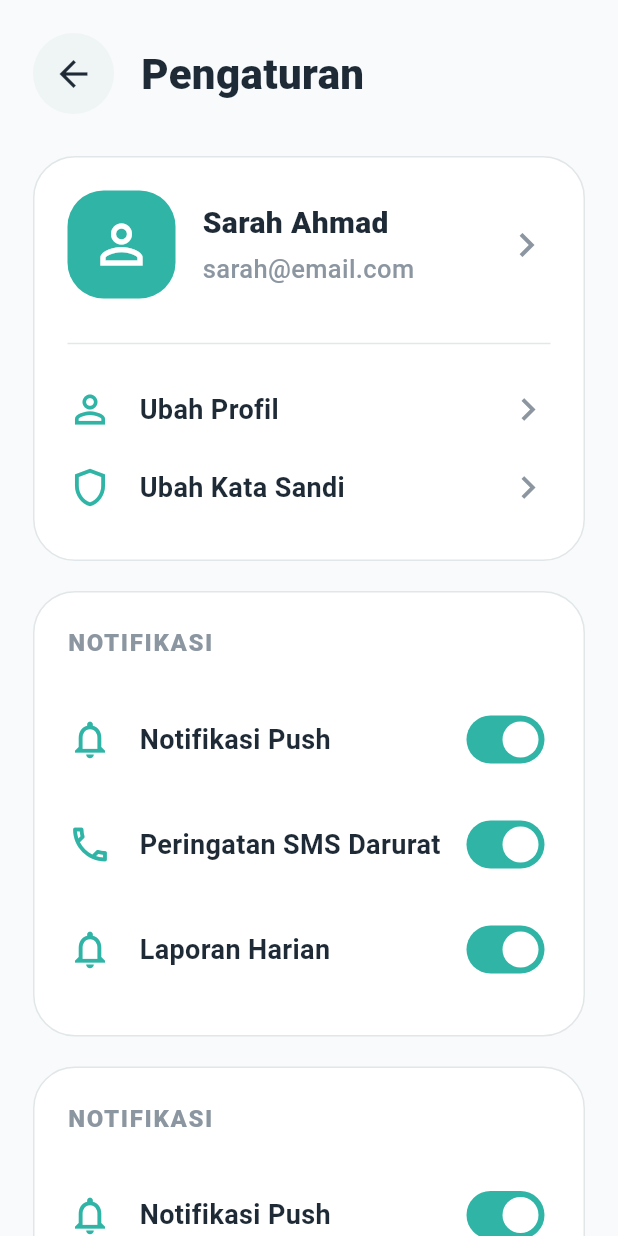
After one commit to Aulirma/smart_sandal, a Flutter app: the PengaturanPage screen opened directly, on a phone screen of 412 x 824 dp. The commit adds this screen. Run offline on Flutter 3.47's test engine with Material 3 defaults, Android fonts, the light colour scheme and no system bars.

Commit message:
Menambahkan halaman pengaturan

```diff
--- a/lib/pages/bottom_navigation.dart
+++ b/lib/pages/bottom_navigation.dart
@@ -2,6 +2,7 @@ import 'package:flutter/material.dart';
 import 'home_page.dart';
 import 'pantau_page.dart';
 import 'peringatan_page.dart';
+import 'package:smart_sandal/pages/pengaturan_page.dart';
 
 class BottomNavigation extends StatefulWidget {
   const BottomNavigation({super.key});
@@ -21,7 +22,7 @@ class _BottomNavigationState extends State<BottomNavigation> {
       PantauPage(onBack: () => setState(() => _currentIndex = 0)),
       const PeringatanPage(),
       const Center(child: Text('Halaman Profil')),
-      const Center(child: Text('Halaman Pengaturan')),
+      const PengaturanPage(),
     ];
 
     return Scaffold(
--- /dev/null
+++ b/lib/pages/pengaturan_page.dart
@@ -0,0 +1,319 @@
+import 'package:flutter/material.dart';
+
+class PengaturanPage extends StatefulWidget {
+  const PengaturanPage({super.key});
+
+  @override
+  State<PengaturanPage> createState() => _PengaturanPageState();
+}
+
+class _PengaturanPageState extends State<PengaturanPage> {
+  bool pushNotif = true;
+  bool smsDarurat = true;
+  bool laporanHarian = true;
+  bool pushNotif2 = true;
+  bool smsDarurat2 = true;
+  bool laporanHarian2 = true;
+  bool modeGelap = true;
+
+  static const Color teal = Color(0xFF2FB4A6);
+  static const Color darkText = Color(0xFF1E2A35);
+  static const Color grayText = Color(0xFF8B96A1);
+  static const Color bgColor = Color(0xFFF8FAFB);
+
+  @override
+  Widget build(BuildContext context) {
+    return Scaffold(
+      backgroundColor: bgColor,
+      body: SafeArea(
+        child: SingleChildScrollView(
+          padding: const EdgeInsets.fromLTRB(22, 22, 22, 28),
+          child: Column(
+            crossAxisAlignment: CrossAxisAlignment.start,
+            children: [
+              _buildHeader(context),
+              const SizedBox(height: 28),
+              _buildProfileCard(),
+              const SizedBox(height: 20),
+              _buildNotificationCard(
+                pushValue: pushNotif,
+                smsValue: smsDarurat,
+                reportValue: laporanHarian,
+                onPushChanged: (value) => setState(() => pushNotif = value),
+                onSmsChanged: (value) => setState(() => smsDarurat = value),
+                onReportChanged: (value) => setState(() => laporanHarian = value),
+              ),
+              const SizedBox(height: 20),
+              _buildNotificationCard(
+                pushValue: pushNotif2,
+                smsValue: smsDarurat2,
+                reportValue: laporanHarian2,
+                onPushChanged: (value) => setState(() => pushNotif2 = value),
+                onSmsChanged: (value) => setState(() => smsDarurat2 = value),
+                onReportChanged: (value) => setState(() => laporanHarian2 = value),
+              ),
+              const SizedBox(height: 20),
+              _buildGeneralCard(),
+              const SizedBox(height: 22),
+              _buildLogoutButton(),
+            ],
+          ),
+        ),
+      ),
+    );
+  }
+
+  Widget _buildHeader(BuildContext context) {
+    return Row(
+      children: [
+        InkWell(
+          borderRadius: BorderRadius.circular(40),
+          onTap: () => Navigator.pop(context),
+          child: Container(
+            width: 54,
+            height: 54,
+            decoration: const BoxDecoration(
+              color: Color(0xFFEFF4F5),
+              shape: BoxShape.circle,
+            ),
+            child: const Icon(
+              Icons.arrow_back,
+              color: darkText,
+              size: 28,
+            ),
+          ),
+        ),
+        const SizedBox(width: 18),
+        const Text(
+          'Pengaturan',
+          style: TextStyle(
+            color: darkText,
+            fontSize: 28,
+            fontWeight: FontWeight.w800,
+          ),
+        ),
+      ],
+    );
+  }
+
+  Widget _buildProfileCard() {
+    return _card(
+      child: Column(
+        children: [
+          Row(
+            children: [
+              Container(
+                width: 72,
+                height: 72,
+                decoration: BoxDecoration(
+                  color: teal,
+                  borderRadius: BorderRadius.circular(24),
+                ),
+                child: const Icon(
+                  Icons.person_outline,
+                  color: Colors.white,
+                  size: 42,
+                ),
+              ),
+              const SizedBox(width: 18),
+              const Expanded(
+                child: Column(
+                  crossAxisAlignment: CrossAxisAlignment.start,
+                  children: [
+                    Text(
+                      'Sarah Ahmad',
+                      style: TextStyle(
+                        color: darkText,
+                        fontSize: 20,
+                        fontWeight: FontWeight.w800,
+                      ),
+                    ),
+                    SizedBox(height: 4),
+                    Text(
+                      'sarah@email.com',
+                      style: TextStyle(
+                        color: grayText,
+                        fontSize: 17,
+                        fontWeight: FontWeight.w500,
+                      ),
+                    ),
+                  ],
+                ),
+              ),
+              const Icon(Icons.chevron_right, color: grayText, size: 32),
+            ],
+          ),
+          const SizedBox(height: 22),
+          const Divider(color: Color(0xFFE2E7E9), thickness: 1),
+          const SizedBox(height: 10),
+          _menuTile(
+            icon: Icons.person_outline,
+            title: 'Ubah Profil',
+            trailing: const Icon(Icons.chevron_right, color: grayText, size: 30),
+          ),
+          _menuTile(
+            icon: Icons.shield_outlined,
+            title: 'Ubah Kata Sandi',
+            trailing: const Icon(Icons.chevron_right, color: grayText, size: 30),
+          ),
+        ],
+      ),
+    );
+  }
+
+  Widget _buildNotificationCard({
+    required bool pushValue,
+    required bool smsValue,
+    required bool reportValue,
+    required ValueChanged<bool> onPushChanged,
+    required ValueChanged<bool> onSmsChanged,
+    required ValueChanged<bool> onReportChanged,
+  }) {
+    return _card(
+      child: Column(
+        crossAxisAlignment: CrossAxisAlignment.start,
+        children: [
+          const Text(
+            'NOTIFIKASI',
+            style: TextStyle(
+              color: grayText,
+              fontSize: 16,
+              fontWeight: FontWeight.w800,
+              letterSpacing: 1.1,
+            ),
+          ),
+          const SizedBox(height: 18),
+          _menuTile(
+            icon: Icons.notifications_none,
+            title: 'Notifikasi Push',
+            trailing: _switch(pushValue, onPushChanged),
+          ),
+          _menuTile(
+            icon: Icons.phone_outlined,
+            title: 'Peringatan SMS Darurat',
+            trailing: _switch(smsValue, onSmsChanged),
+          ),
+          _menuTile(
+            icon: Icons.notifications_none,
+            title: 'Laporan Harian',
+            trailing: _switch(reportValue, onReportChanged),
+          ),
+        ],
+      ),
+    );
+  }
+
+  Widget _buildGeneralCard() {
+    return _card(
+      child: Column(
+        crossAxisAlignment: CrossAxisAlignment.start,
+        children: [
+          const Text(
+            'UMUM',
+            style: TextStyle(
+              color: grayText,
+              fontSize: 16,
+              fontWeight: FontWeight.w800,
+              letterSpacing: 1.1,
+            ),
+          ),
+          const SizedBox(height: 18),
+          _menuTile(
+            icon: Icons.phone_outlined,
+            title: 'Kontak Darurat',
+            trailing: const Icon(Icons.chevron_right, color: grayText, size: 30),
+          ),
+          _menuTile(
+            icon: Icons.dark_mode_outlined,
+            title: 'Mode Gelap',
+            trailing: _switch(modeGelap, (value) {
+              setState(() => modeGelap = value);
+            }),
+          ),
+          _menuTile(
+            icon: Icons.help_outline,
+            title: 'Bantuan & Dukungan',
+            trailing: const Icon(Icons.chevron_right, color: grayText, size: 30),
+          ),
+        ],
+      ),
+    );
+  }
+
+  Widget _buildLogoutButton() {
+    return SizedBox(
+      width: double.infinity,
+      height: 64,
+      child: ElevatedButton.icon(
+        onPressed: () {},
+        icon: const Icon(Icons.logout, color: Color(0xFFE14B4B), size: 28),
+        label: const Text(
+          'Keluar',
+          style: TextStyle(
+            color: Color(0xFFE14B4B),
+            fontSize: 20,
+            fontWeight: FontWeight.w800,
+          ),
+        ),
+        style: ElevatedButton.styleFrom(
+          backgroundColor: const Color(0xFFFDF1F1),
+          elevation: 0,
+          shape: RoundedRectangleBorder(
+            borderRadius: BorderRadius.circular(28),
+          ),
+        ),
+      ),
+    );
+  }
+
+  Widget _card({required Widget child}) {
+    return Container(
+      width: double.infinity,
+      padding: const EdgeInsets.all(22),
+      decoration: BoxDecoration(
+        color: Colors.white,
+        borderRadius: BorderRadius.circular(28),
+        border: Border.all(color: const Color(0xFFE1E6E8)),
+      ),
+      child: child,
+    );
+  }
+
+  Widget _menuTile({
+    required IconData icon,
+    required String title,
+    required Widget trailing,
+  }) {
+    return Padding(
+      padding: const EdgeInsets.symmetric(vertical: 11),
+      child: Row(
+        children: [
+          Icon(icon, color: teal, size: 30),
+          const SizedBox(width: 18),
+          Expanded(
+            child: Text(
+              title,
+              style: const TextStyle(
+                color: darkText,
+                fontSize: 18,
+                fontWeight: FontWeight.w700,
+              ),
+            ),
+          ),
+          trailing,
+        ],
+      ),
+    );
+  }
+
+  Widget _switch(bool value, ValueChanged<bool> onChanged) {
+    return Switch(
+      value: value,
+      onChanged: onChanged,
+      activeColor: Colors.white,
+      activeTrackColor: teal,
+      inactiveThumbColor: Colors.white,
+      inactiveTrackColor: const Color(0xFFD4DDE0),
+    );
+  }
+}
```
